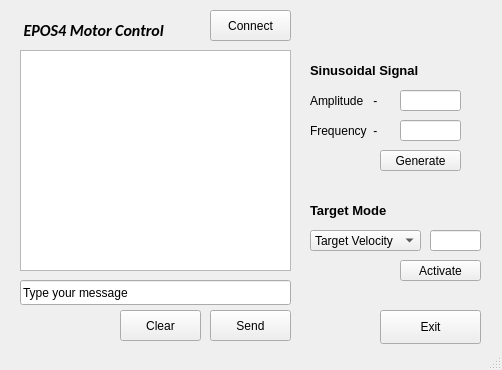
Old version of the form Qt_TcpClient/tcpclient.ui in the repository shkwon98/EPOS4-SOEM-Gui.
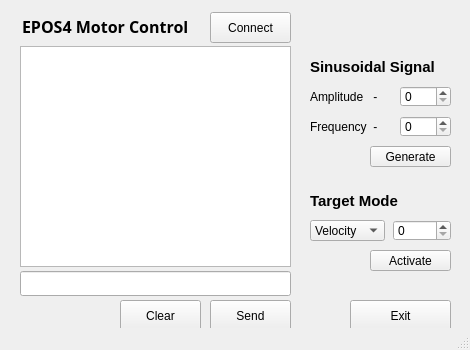
New version of the form.

```diff
--- a/Qt_TcpClient/tcpclient.ui
+++ b/Qt_TcpClient/tcpclient.ui
@@ -6,8 +6,8 @@
    <rect>
     <x>0</x>
     <y>0</y>
-    <width>502</width>
-    <height>370</height>
+    <width>470</width>
+    <height>350</height>
    </rect>
   </property>
   <property name="windowTitle">
@@ -17,42 +17,48 @@
    <widget class="QLabel" name="label">
     <property name="geometry">
      <rect>
-      <x>20</x>
-      <y>20</y>
+      <x>22</x>
+      <y>16</y>
       <width>181</width>
       <height>21</height>
      </rect>
     </property>
     <property name="font">
      <font>
-      <family>Calibri</family>
+      <family>맑은 고딕</family>
       <pointsize>12</pointsize>
-      <italic>true</italic>
+      <italic>false</italic>
       <bold>true</bold>
      </font>
     </property>
     <property name="text">
-     <string> EPOS4 Motor Control</string>
+     <string>EPOS4 Motor Control</string>
     </property>
    </widget>
    <widget class="QLineEdit" name="messageLine">
     <property name="geometry">
      <rect>
       <x>20</x>
-      <y>280</y>
+      <y>271</y>
       <width>271</width>
       <height>25</height>
      </rect>
     </property>
+    <property name="inputMask">
+     <string/>
+    </property>
     <property name="text">
-     <string>Type your message</string>
+     <string/>
+    </property>
+    <property name="alignment">
+     <set>Qt::AlignRight|Qt::AlignTrailing|Qt::AlignVCenter</set>
     </property>
    </widget>
    <widget class="QPushButton" name="sendButton">
     <property name="geometry">
      <rect>
       <x>210</x>
-      <y>310</y>
+      <y>300</y>
       <width>81</width>
       <height>31</height>
      </rect>
@@ -65,7 +71,7 @@
     <property name="geometry">
      <rect>
       <x>120</x>
-      <y>310</y>
+      <y>300</y>
       <width>81</width>
       <height>31</height>
      </rect>
@@ -77,10 +83,10 @@
    <widget class="QPushButton" name="exitButton">
     <property name="geometry">
      <rect>
-      <x>380</x>
-      <y>310</y>
+      <x>350</x>
+      <y>300</y>
       <width>101</width>
-      <height>34</height>
+      <height>31</height>
      </rect>
     </property>
     <property name="text">
@@ -91,7 +97,7 @@
     <property name="geometry">
      <rect>
       <x>20</x>
-      <y>50</y>
+      <y>46</y>
       <width>271</width>
       <height>221</height>
      </rect>
@@ -101,7 +107,7 @@
     <property name="geometry">
      <rect>
       <x>210</x>
-      <y>10</y>
+      <y>12</y>
       <width>81</width>
       <height>31</height>
      </rect>
@@ -114,7 +120,7 @@
     <property name="geometry">
      <rect>
       <x>310</x>
-      <y>90</y>
+      <y>86</y>
       <width>81</width>
       <height>21</height>
      </rect>
@@ -127,7 +133,7 @@
     <property name="geometry">
      <rect>
       <x>310</x>
-      <y>120</y>
+      <y>116</y>
       <width>81</width>
       <height>21</height>
      </rect>
@@ -140,14 +146,14 @@
     <property name="geometry">
      <rect>
       <x>310</x>
-      <y>60</y>
+      <y>56</y>
       <width>151</width>
       <height>21</height>
      </rect>
     </property>
     <property name="font">
      <font>
-      <pointsize>10</pointsize>
+      <pointsize>11</pointsize>
       <bold>true</bold>
      </font>
     </property>
@@ -159,14 +165,14 @@
     <property name="geometry">
      <rect>
       <x>310</x>
-      <y>200</y>
+      <y>190</y>
       <width>151</width>
       <height>21</height>
      </rect>
     </property>
     <property name="font">
      <font>
-      <pointsize>10</pointsize>
+      <pointsize>11</pointsize>
       <bold>true</bold>
      </font>
     </property>
@@ -174,31 +180,11 @@
      <string>Target Mode</string>
     </property>
    </widget>
-   <widget class="QLineEdit" name="amplitude">
-    <property name="geometry">
-     <rect>
-      <x>400</x>
-      <y>90</y>
-      <width>61</width>
-      <height>21</height>
-     </rect>
-    </property>
-   </widget>
-   <widget class="QLineEdit" name="frequency">
-    <property name="geometry">
-     <rect>
-      <x>400</x>
-      <y>120</y>
-      <width>61</width>
-      <height>21</height>
-     </rect>
-    </property>
-   </widget>
    <widget class="QPushButton" name="generateButton">
     <property name="geometry">
      <rect>
-      <x>380</x>
-      <y>150</y>
+      <x>370</x>
+      <y>146</y>
       <width>81</width>
       <height>21</height>
      </rect>
@@ -211,14 +197,14 @@
     <property name="geometry">
      <rect>
       <x>310</x>
-      <y>230</y>
-      <width>111</width>
+      <y>220</y>
+      <width>75</width>
       <height>21</height>
      </rect>
     </property>
     <item>
      <property name="text">
-      <string>Target Velocity</string>
+      <string>Velocity</string>
      </property>
     </item>
     <item>
@@ -227,21 +213,11 @@
      </property>
     </item>
    </widget>
-   <widget class="QLineEdit" name="targetValue">
-    <property name="geometry">
-     <rect>
-      <x>430</x>
-      <y>230</y>
-      <width>51</width>
-      <height>21</height>
-     </rect>
-    </property>
-   </widget>
    <widget class="QPushButton" name="activateButton">
     <property name="geometry">
      <rect>
-      <x>400</x>
-      <y>260</y>
+      <x>370</x>
+      <y>250</y>
       <width>81</width>
       <height>21</height>
      </rect>
@@ -250,6 +226,39 @@
      <string>Activate</string>
     </property>
    </widget>
+   <widget class="QSpinBox" name="amplitude">
+    <property name="geometry">
+     <rect>
+      <x>400</x>
+      <y>86</y>
+      <width>51</width>
+      <height>21</height>
+     </rect>
+    </property>
+   </widget>
+   <widget class="QSpinBox" name="frequency">
+    <property name="geometry">
+     <rect>
+      <x>400</x>
+      <y>116</y>
+      <width>51</width>
+      <height>21</height>
+     </rect>
+    </property>
+   </widget>
+   <widget class="QSpinBox" name="targetValue">
+    <property name="geometry">
+     <rect>
+      <x>393</x>
+      <y>220</y>
+      <width>58</width>
+      <height>21</height>
+     </rect>
+    </property>
+    <property name="maximum">
+     <number>20000</number>
+    </property>
+   </widget>
   </widget>
   <widget class="QMenuBar" name="menubar">
    <property name="geometry">
```
Left out of the diff: 6 changed lines with no effect on the pictures.
